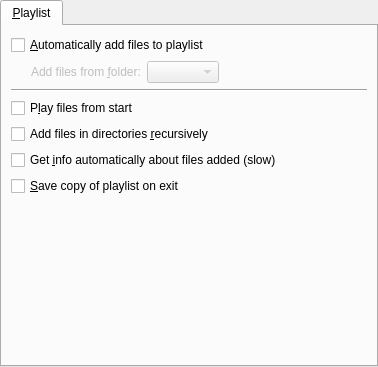
Qt form src/prefplaylist.ui (wilbert2000/wzplayer) before a commit.
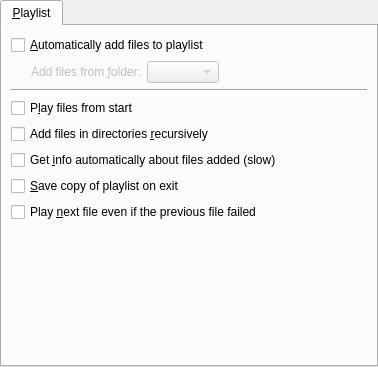
The same form after that commit.

Commit message: Add new option in the playlist section in preferences: "Play next file even if the previous file failed" If the option is enabled, when a file fails to play (mplayer crashes or exits with an error code), the playlist will play the next file in the list.

Diff of the .ui file:
```diff
--- a/src/prefplaylist.ui
+++ b/src/prefplaylist.ui
@@ -125,6 +125,13 @@
          </property>
         </widget>
        </item>
+       <item>
+        <widget class="QCheckBox" name="ignore_errors_check">
+         <property name="text">
+          <string>Play &amp;next file even if the previous file failed</string>
+         </property>
+        </widget>
+       </item>
        <item>
         <spacer>
          <property name="orientation">
```
The commit also changes 6 other files.
